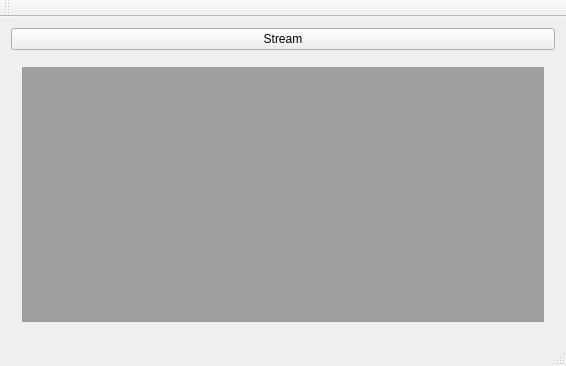
First picture: the form in qt/qfreej.ui, repository dyne/FreeJ, before the edit.
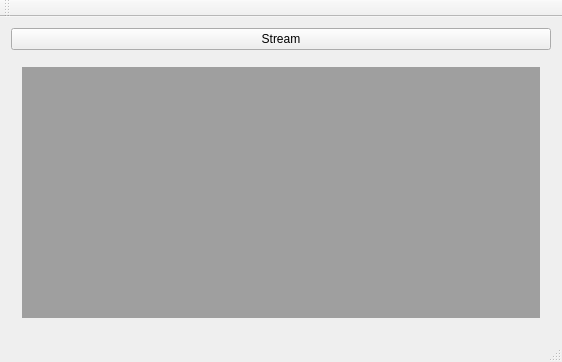
Second picture: the form after the edit.

What changed in the file:
```diff
--- a/qt/qfreej.ui
+++ b/qt/qfreej.ui
@@ -6,8 +6,8 @@
    <rect>
     <x>0</x>
     <y>0</y>
-    <width>566</width>
-    <height>366</height>
+    <width>562</width>
+    <height>362</height>
    </rect>
   </property>
   <property name="windowTitle">
```
Left out of the diff: 2 changed lines with no effect on the pictures.
